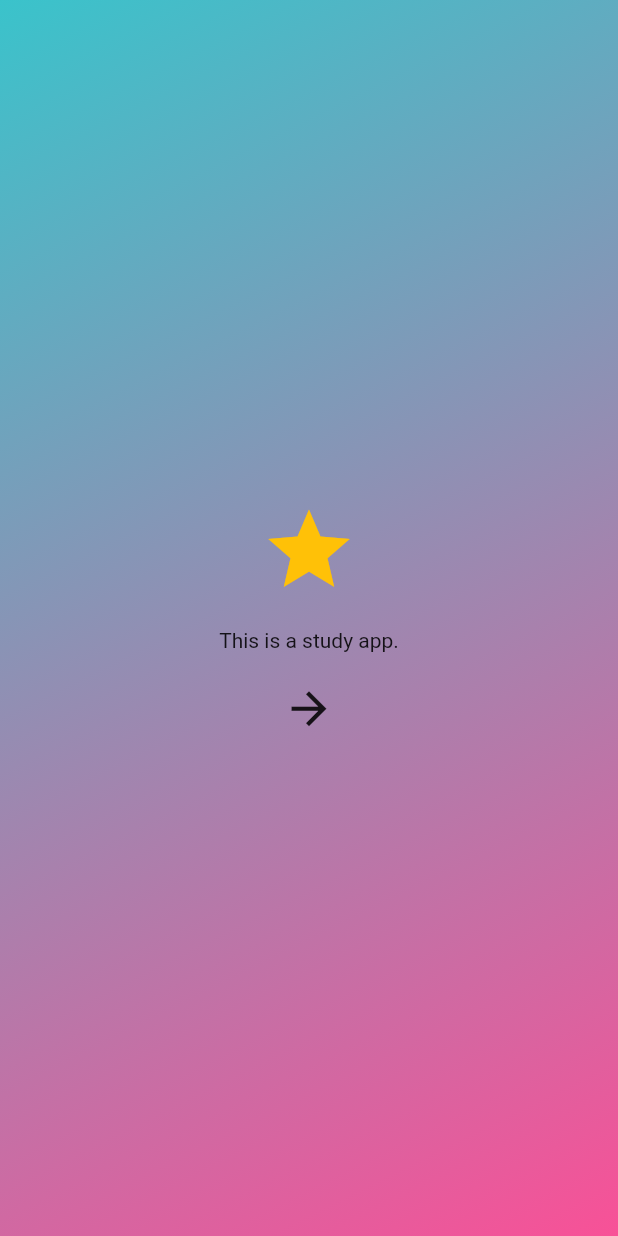
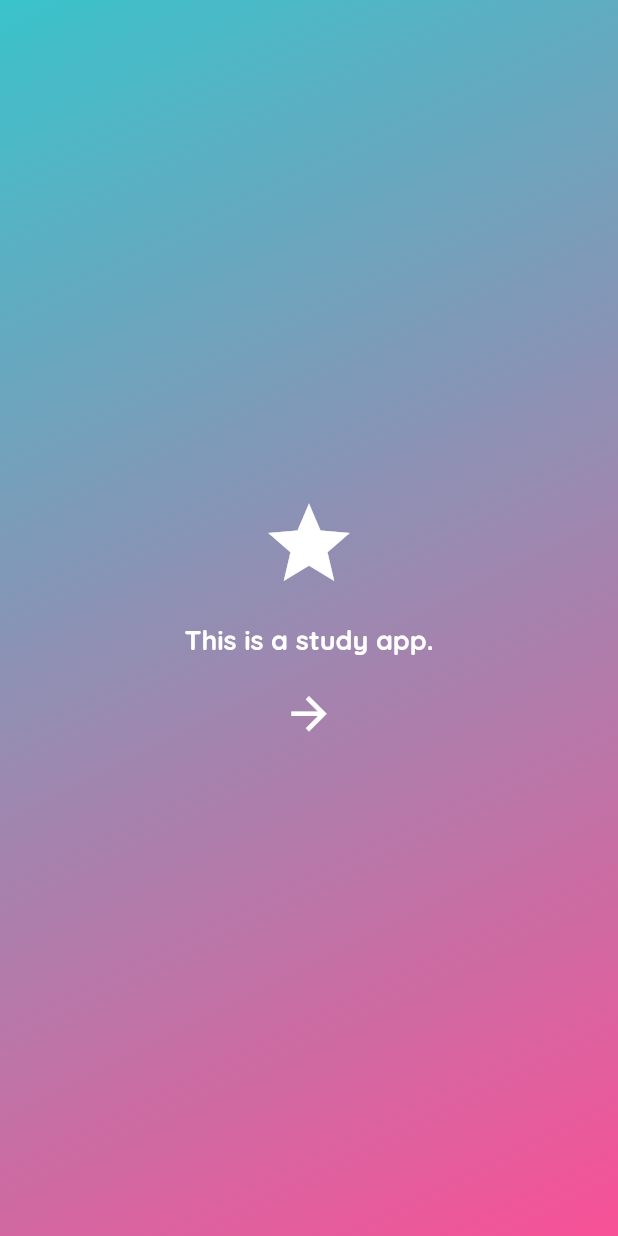
Before and after one commit to jalala-pv/study-app, a Flutter app: the screen it shows after launch, on a phone screen of 412 x 824 dp. Run offline on Flutter 3.47's test engine with Material 2 defaults, Android fonts, the phone set to English and light mode, and no system bars; our stand-ins replace cloud_firestore, firebase_core, gap, get, google_fonts; accounts and stored records are empty; project files that could hold a hidden picture were left out.

Commit message:
set theme in main.dart

```diff
--- a/study_app/lib/configs/themes/app_colors.dart
+++ b/study_app/lib/configs/themes/app_colors.dart
@@ -3,6 +3,7 @@ import 'package:flutter/material.dart';
 import 'package:study_app/configs/themes/app_dark_theme.dart';
 import 'package:study_app/configs/themes/app_light_theme.dart';
 import 'package:study_app/configs/themes/ui_parameters.dart';
+const Color onSurfaceTextColor=Colors.white;
 
 //linear combination of light theme
 const mainGradientlight = LinearGradient(
--- a/study_app/lib/configs/themes/app_light_theme.dart
+++ b/study_app/lib/configs/themes/app_light_theme.dart
@@ -1,5 +1,22 @@
 
 import 'package:flutter/material.dart';
+import 'package:study_app/configs/themes/sub_theme_data_mixin.dart';
 
 const Color primaryLightColorLight=Color(0xFF3ac3cb);
 const Color primaryColorLight=Color(0xFFf85197);
+const Color mainTextColor=Color.fromARGB(255, 40, 40, 40);
+//to inherit properties from mixin subtheme data
+class LightTheme with SubThemData{
+  buildLightTheme(){
+    //theme.light returns the default theme color of the app
+    final ThemeData systemLightTheme=ThemeData.light();
+    return systemLightTheme.copyWith(
+      iconTheme: getIconTheme(),
+      textTheme: getTextThemes().apply(
+        bodyColor: mainTextColor,
+        displayColor: mainTextColor,
+      )
+    );
+  }
+
+}
--- a/study_app/lib/configs/themes/sub_theme_data_mixin.dart
+++ b/study_app/lib/configs/themes/sub_theme_data_mixin.dart
@@ -1 +1,19 @@
 import 'package:flutter/material.dart';
+import 'package:google_fonts/google_fonts.dart';
+
+import 'app_colors.dart';
+
+//to inherit multiple classes in dart mixin
+mixin SubThemData {
+  //text and themes of text in our app
+  TextTheme getTextThemes() {
+    return GoogleFonts.quicksandTextTheme(const TextTheme(
+        bodyLarge: TextStyle(fontWeight: FontWeight.w400),
+        bodyMedium: TextStyle(fontWeight: FontWeight.w400)));
+  }
+  //throughout app this would be icons color,size...
+
+  IconThemeData getIconTheme() {
+    return const IconThemeData(color: onSurfaceTextColor, size: 16);
+  }
+}
--- a/study_app/lib/main.dart
+++ b/study_app/lib/main.dart
@@ -2,6 +2,7 @@ import 'package:firebase_core/firebase_core.dart';
 import 'package:flutter/material.dart';
 import 'package:get/get.dart';
 import 'package:study_app/bindings/initial_bindings.dart';
+import 'package:study_app/configs/themes/app_light_theme.dart';
 import 'package:study_app/data_uploader_screen.dart';
 import 'package:study_app/firebase_options.dart';
 import 'package:study_app/routes/app_routes.dart';
@@ -24,6 +25,9 @@ class MyApp extends StatelessWidget {
   Widget build(BuildContext context) {
     //getx provides
     return GetMaterialApp(
+      //maintain a consistent look across an app
+       theme: LightTheme().buildLightTheme(),
+      debugShowCheckedModeBanner: false,
       getPages: AppRoutes.routes()
     );
   }
--- a/study_app/lib/screens/introduction/introduction.dart
+++ b/study_app/lib/screens/introduction/introduction.dart
@@ -5,6 +5,7 @@ import 'package:gap/gap.dart';
 import 'package:study_app/configs/themes/app_colors.dart';
 import 'package:study_app/widgets/app_circle_button.dart';
 import 'package:get/get.dart';
+
 class AppIntroductionScreen extends StatelessWidget {
   const AppIntroductionScreen({super.key});
 
@@ -13,18 +14,30 @@ class AppIntroductionScreen extends StatelessWidget {
     return Scaffold(
       body: Container(
         decoration: BoxDecoration(
+          //calling linear gradient
           gradient: mainGradient(context),
         ),
         alignment: Alignment.center,
         child: Column(
           mainAxisAlignment: MainAxisAlignment.center,
           children: [
-            const Icon(Icons.star,size: 65,color: Colors.amber,),
+            const Icon(Icons.star, size: 65),
             Gap(20),
-            const Text('This is a study app.', ),
+            const Text(
+              'This is a study app.',style: TextStyle(
+                fontSize: 18,
+                color:onSurfaceTextColor,
+                fontWeight: FontWeight.bold
+              ),
+            ),
             Gap(20),
-          AppCircleButton(child:const Icon(Icons.arrow_forward,size:35,)
-          ,onTap: ()=>null,)
+            AppCircleButton(
+              child: const Icon(
+                Icons.arrow_forward,
+                size: 35,
+              ),
+              onTap: () => null,
+            )
           ],
         ),
       ),
```
Also changed, not shown: 1 other file.
